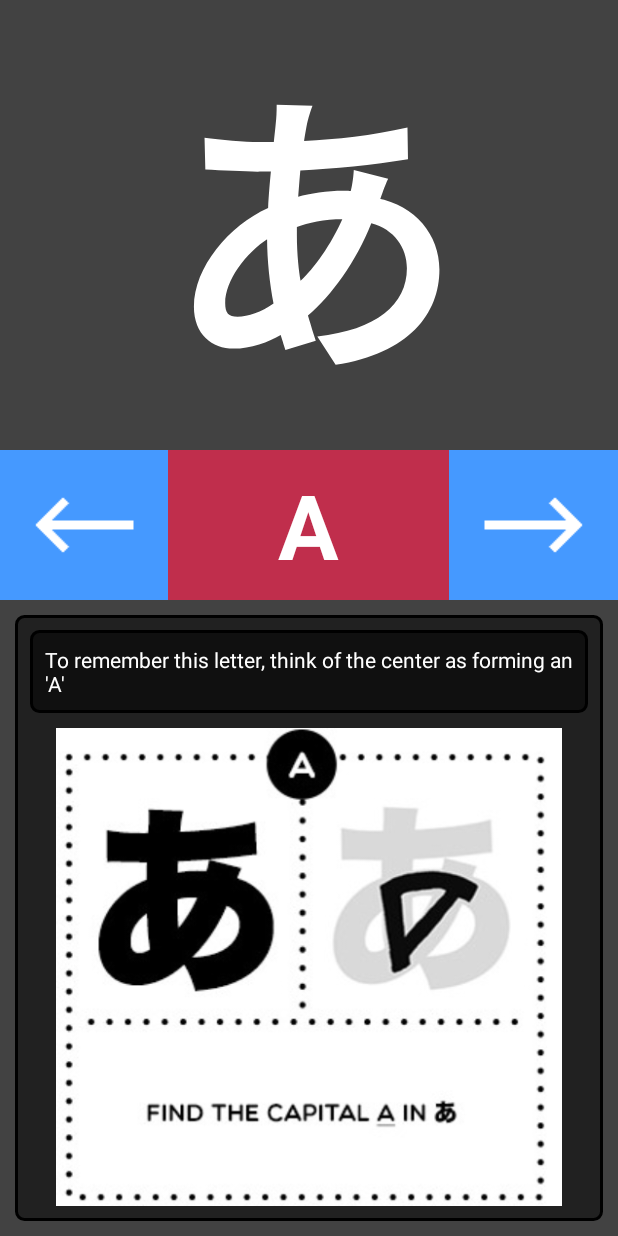
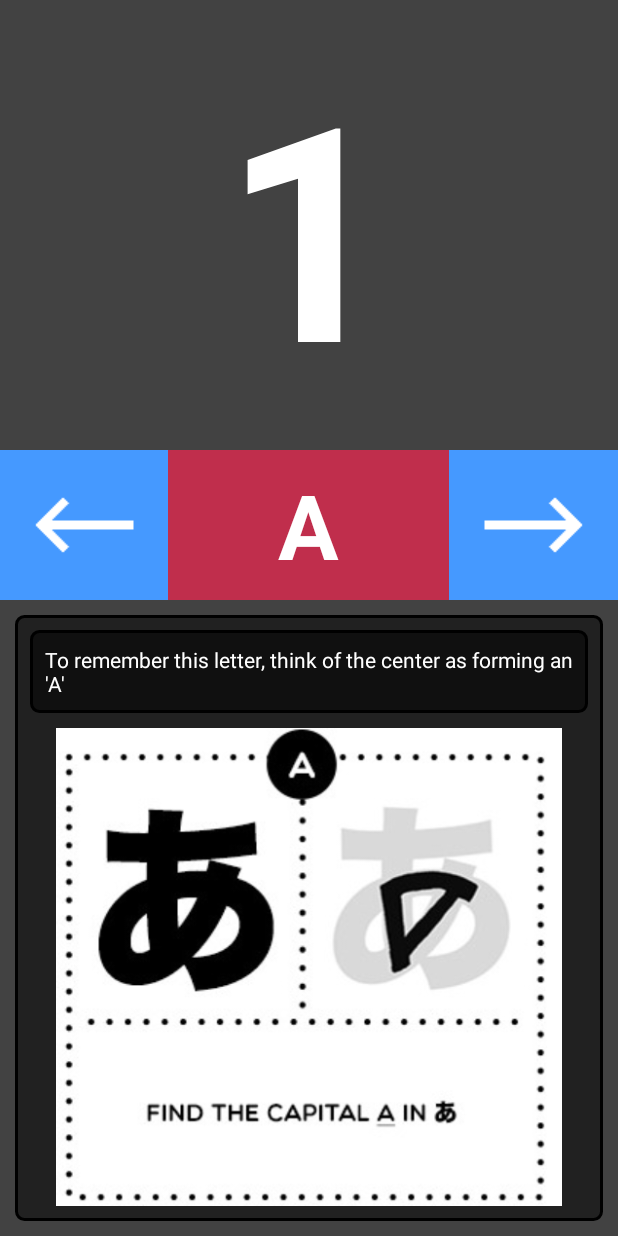
Before and after one commit to Lucas-Curran/KanaSRS, an Android app: the LessonActivity screen opened directly, with no data from a screen before it, on a phone screen of 412 x 824 dp. Run offline under Robolectric (Android 15) with nearby library versions, the phone set to English and light mode, and no system bars.

Commit message:
Quick fixes

```diff
--- a/app/src/main/java/com/example/jwriter/LessonActivity.kt
+++ b/app/src/main/java/com/example/jwriter/LessonActivity.kt
@@ -1,26 +1,23 @@
 package com.example.jwriter
 
 import android.annotation.SuppressLint
-import android.app.usage.ConfigurationStats
-import android.content.Intent
+import android.os.Build
 import androidx.appcompat.app.AppCompatActivity
 import android.os.Bundle
-import android.view.LayoutInflater
-import android.view.ViewGroup
+import android.view.animation.Animation
 import android.view.animation.AnimationUtils
+import android.view.animation.LayoutAnimationController
 import android.webkit.WebView
 import android.webkit.WebViewClient
 import android.widget.*
+import androidx.annotation.RequiresApi
 import androidx.constraintlayout.widget.ConstraintLayout
+import androidx.constraintlayout.widget.ConstraintSet
+import androidx.core.view.children
 import androidx.core.view.get
 
 class LessonActivity : AppCompatActivity() {
 
-    private lateinit var kanaStrokeWebView: WebView
-    private lateinit var nextItemButton: ImageButton
-    private lateinit var previousItemButton: ImageButton
-    private lateinit var viewAnimator: ViewAnimator
-    private lateinit var kanaTextView: TextView
     private lateinit var rootViewAnimator: ViewAnimator
 
     @SuppressLint("SetJavaScriptEnabled")
@@ -30,40 +27,37 @@ class LessonActivity : AppCompatActivity() {
         setContentView(R.layout.activity_lesson)
 
         rootViewAnimator = findViewById(R.id.rootViewAnimator)
-        kanaStrokeWebView = findViewById(R.id.strokeWebView)
-        nextItemButton = findViewById(R.id.nextItemButton)
-        previousItemButton = findViewById(R.id.previousItemButton)
-        viewAnimator = findViewById(R.id.viewAnimator)
-        kanaTextView = findViewById(R.id.kanaTextView)
-        rootViewAnimator = findViewById(R.id.rootViewAnimator)
 
         val animationIn = AnimationUtils.loadAnimation(this, R.anim.slide_in_right)
         val animationOut = AnimationUtils.loadAnimation(this, R.anim.slide_out_left)
         val prevAnimIn = AnimationUtils.loadAnimation(this, R.anim.slide_in_left)
         val prevAnimOut = AnimationUtils.loadAnimation(this, R.anim.slide_out_right)
 
-        viewAnimator.inAnimation = animationIn
-        viewAnimator.outAnimation = animationOut
         rootViewAnimator.inAnimation = animationIn
         rootViewAnimator.outAnimation = animationOut
 
-        for (i in  1..5) {
+        for (i in 1..5) {
             val newView = layoutInflater.inflate(R.layout.lesson_item, null)
 
             newView.findViewById<TextView>(R.id.kanaTextView).text = i.toString()
 
             val tempViewAnimator = newView.findViewById<ViewAnimator>(R.id.viewAnimator)
+            val nextButton = newView.findViewById<ImageButton>(R.id.nextItemButton)
+            val previousButton =  newView.findViewById<ImageButton>(R.id.previousItemButton)
+
             tempViewAnimator.inAnimation = animationIn
             tempViewAnimator.outAnimation = animationOut
+
             val tempKanaWebStroke = newView.findViewById<WebView>(R.id.strokeWebView)
 
             tempKanaWebStroke.settings.javaScriptEnabled = true
             tempKanaWebStroke.webViewClient = WebViewClient()
             tempKanaWebStroke.loadUrl("https://upload.wikimedia.org/wikipedia/commons/d/d8/Hiragana_%E3%81%82_stroke_order_animation.gif")
 
-
-            newView.findViewById<ImageButton>(R.id.nextItemButton).setOnClickListener {
-                if (tempViewAnimator.currentView == tempKanaWebStroke) {
+            nextButton.setOnClickListener {
+                //nextButton.isEnabled = false
+                //previousButton.isEnabled = false
+                if (tempViewAnimator.currentView == tempViewAnimator.getChildAt(tempViewAnimator.childCount-1)) {
                     rootViewAnimator.inAnimation = animationIn
                     rootViewAnimator.outAnimation = animationOut
                     rootViewAnimator.showNext()
@@ -74,8 +68,10 @@ class LessonActivity : AppCompatActivity() {
                 }
             }
 
-            newView.findViewById<ImageButton>(R.id.previousItemButton).setOnClickListener {
-                if (tempViewAnimator.currentView == tempKanaWebStroke) {
+           previousButton.setOnClickListener {
+               //nextButton.isEnabled = false
+               //previousButton.isEnabled = false
+                if (tempViewAnimator.currentView == tempViewAnimator.getChildAt(tempViewAnimator.childCount)) {
                     tempViewAnimator.inAnimation = prevAnimIn
                     tempViewAnimator.outAnimation = prevAnimOut
                     tempViewAnimator.showPrevious()
@@ -85,7 +81,6 @@ class LessonActivity : AppCompatActivity() {
                     rootViewAnimator.showPrevious()
                 }
             }
-
             rootViewAnimator.addView(newView)
         }
     }
--- a/app/src/main/res/layout-v23/activity_lesson.xml
+++ b/app/src/main/res/layout-v23/activity_lesson.xml
@@ -8,6 +8,4 @@
     android:background="@color/cardview_dark_background"
     tools:context=".LessonActivity">
 
-    <include layout="@layout/lesson_item"/>
-
 </ViewAnimator>
--- a/app/src/main/res/layout/lesson_item.xml
+++ b/app/src/main/res/layout/lesson_item.xml
@@ -2,7 +2,8 @@
 <androidx.constraintlayout.widget.ConstraintLayout xmlns:android="http://schemas.android.com/apk/res/android"
     xmlns:app="http://schemas.android.com/apk/res-auto"
     android:layout_width="match_parent"
-    android:layout_height="match_parent">
+    android:layout_height="match_parent"
+    android:id="@+id/itemConstraintLayout">
 
     <ViewAnimator
         android:id="@+id/viewAnimator"
```
